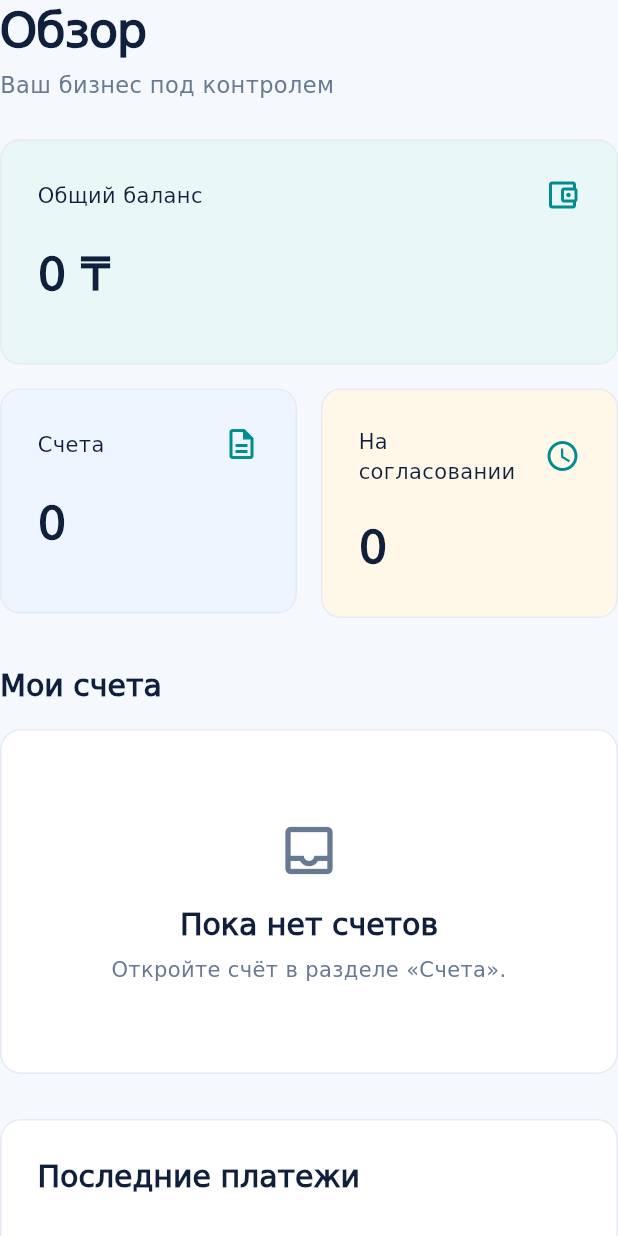
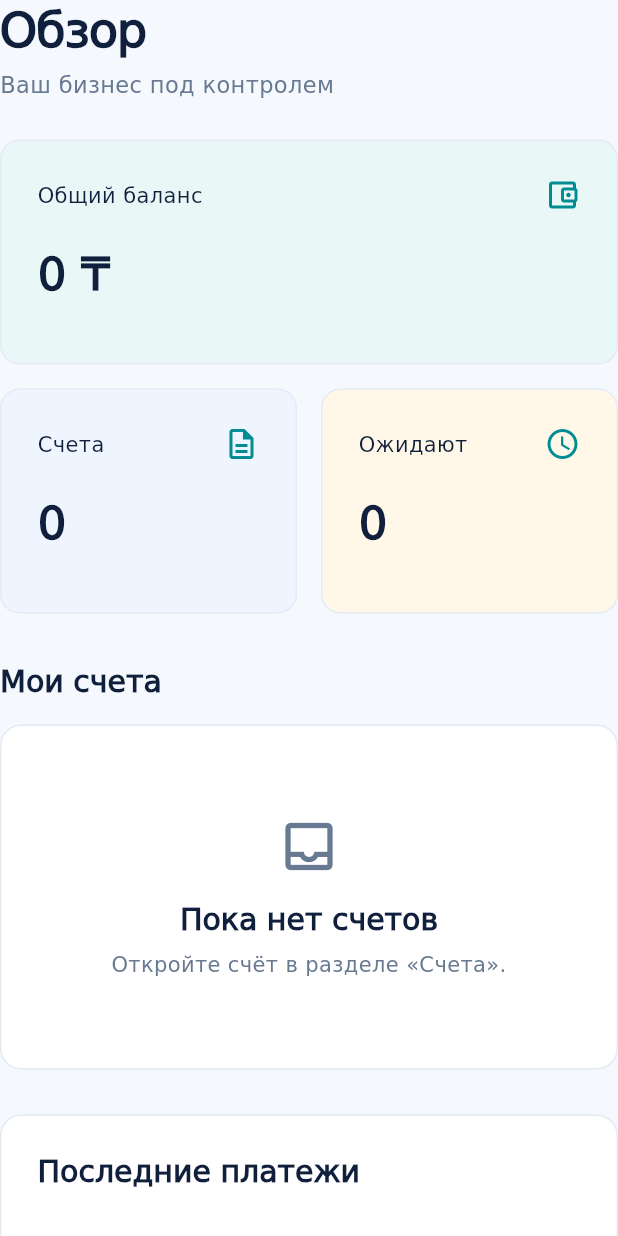
Before and after one commit to KuatBakyt/business_bank_app, a Flutter app: the OverviewPage widget shown alone on an empty page, opened directly, on a phone screen of 412 x 824 dp. Run offline on Flutter 3.47's test engine with Material 3 defaults, Android fonts, the phone set to English and light mode, and no system bars; our stand-ins replace web; missing offline and left inert: dart:js_interop.

Commit message:
ui: finalize narrow-screen labels and verified formatting

```diff
--- a/frontend/lib/features/overview.dart
+++ b/frontend/lib/features/overview.dart
@@ -20,7 +20,8 @@ class OverviewPage extends StatelessWidget {
                   label: const Text('Новый платёж'))
               : null),
       LayoutBuilder(builder: (_, c) {
-        final width = c.maxWidth < 600 ? (c.maxWidth - 16) / 2 : (c.maxWidth - 32) / 3;
+        final width =
+            c.maxWidth < 600 ? (c.maxWidth - 16) / 2 : (c.maxWidth - 32) / 3;
         return Wrap(spacing: 16, runSpacing: 16, children: [
           Metric(
               'Общий баланс',
@@ -31,7 +32,7 @@ class OverviewPage extends StatelessWidget {
           Metric('Счета', '${s.accounts.length}', Icons.description_outlined,
               const Color(0xFFEEF5FE), width),
           Metric(
-              'На согласовании',
+              c.maxWidth < 600 ? 'Ожидают' : 'На согласовании',
               '${s.payments.where((p) => p.status == 'PENDING_APPROVAL').length}',
               Icons.schedule,
               const Color(0xFFFFF8E9),
--- a/frontend/lib/features/payments.dart
+++ b/frontend/lib/features/payments.dart
@@ -533,8 +533,9 @@ class _PaymentDetailState extends State<PaymentDetail> {
                     const Icon(Icons.arrow_right, color: muted),
                     const StatusPill('PENDING_APPROVAL'),
                     const Icon(Icons.arrow_right, color: muted),
-                    StatusPill(
-                        p.status == 'DRAFT' || pending ? 'NOT_EXECUTED' : p.status)
+                    StatusPill(p.status == 'DRAFT' || pending
+                        ? 'NOT_EXECUTED'
+                        : p.status)
                   ]),
                   if (pending)
                     const Padding(
```
Also changed, not shown: frontend/lib/core/design.dart (+6 -3 lines), 2 other files.
